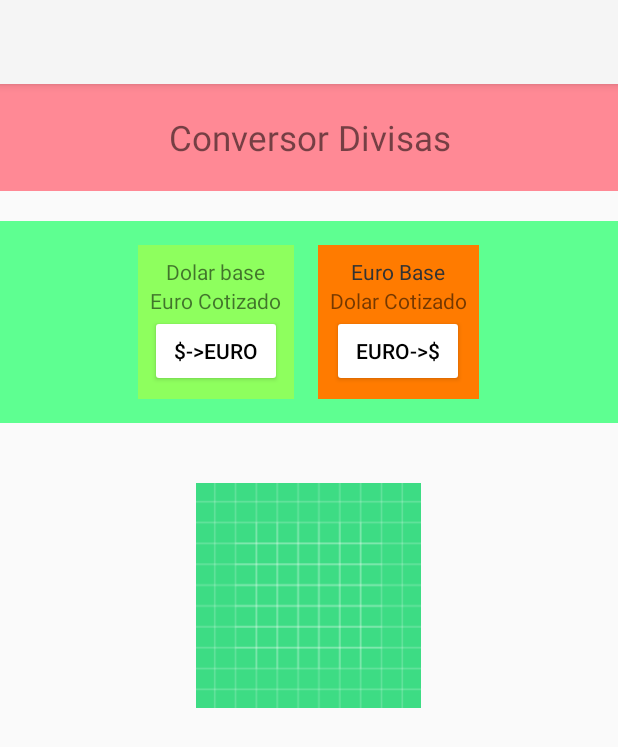
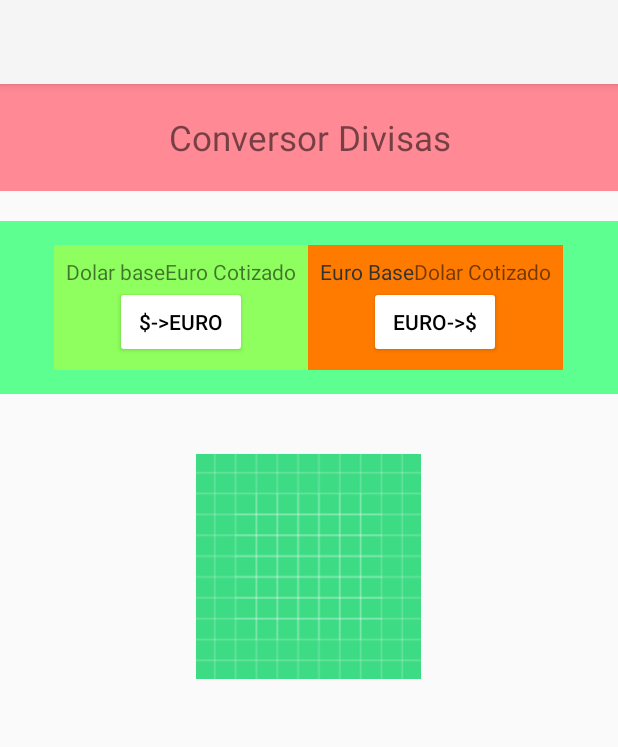
Before and after one commit to AlbertoCodex/desarrolloInterfaces, an Android app: the screen it shows after launch (MainActivity), on a phone screen of 412 x 824 dp. Shown: the top 747 px of the screen. Run offline under Robolectric (Android 15) with nearby library versions, the phone set to English and light mode, and no system bars.

Commit message:
Inner Layout para TV MonedaCotizada

```diff
--- a/conversorDivisas/app/src/main/res/layout/activity_main.xml
+++ b/conversorDivisas/app/src/main/res/layout/activity_main.xml
@@ -45,6 +45,12 @@
             android:background="#8eff5e"
             android:orientation="vertical"
             android:gravity="center">
+            <!-- TV Horizontales -->
+            <LinearLayout
+                android:layout_width="wrap_content"
+                android:layout_height="wrap_content"
+                android:orientation="horizontal"
+                android:gravity="center">
             <TextView
                 android:layout_width="wrap_content"
                 android:layout_height="wrap_content"
@@ -53,6 +59,7 @@
                 android:layout_width="wrap_content"
                 android:layout_height="wrap_content"
                 android:text="Euro Cotizado" />
+            </LinearLayout>
             <!-- Boton -->
             <Button
                 android:layout_width="wrap_content"
@@ -69,9 +76,13 @@
             android:orientation="vertical"
             android:background="#ff7b00"
             android:padding="8dp"
-            android:layout_marginLeft="16dp"
             android:gravity="center">
-
+            <!-- TV Horizontales -->
+            <LinearLayout
+                android:layout_width="wrap_content"
+                android:layout_height="wrap_content"
+                android:orientation="horizontal"
+                android:gravity="center">
             <TextView
                 android:layout_width="wrap_content"
                 android:layout_height="wrap_content"
@@ -82,6 +93,7 @@
                 android:layout_width="wrap_content"
                 android:layout_height="wrap_content"
                 android:text="Dolar Cotizado"/>
+            </LinearLayout>
             <!-- Boton -->
             <Button
                 android:layout_width="wrap_content"
```
